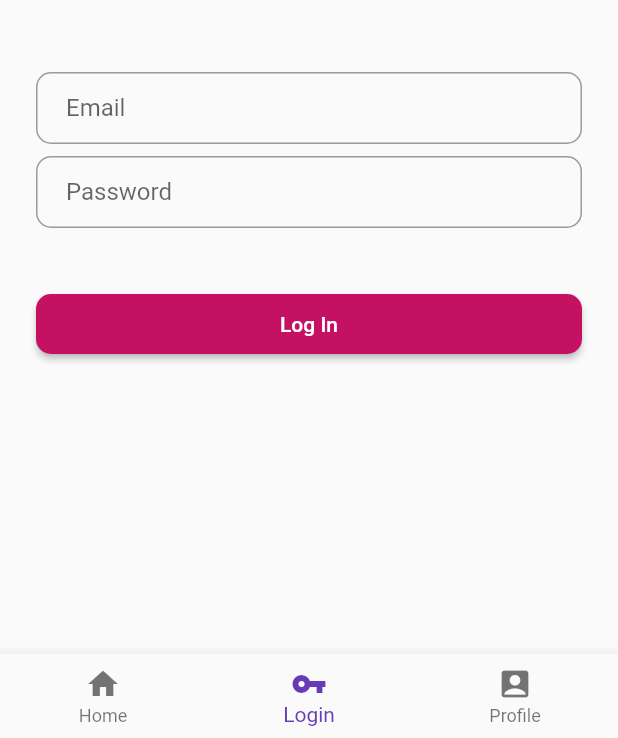
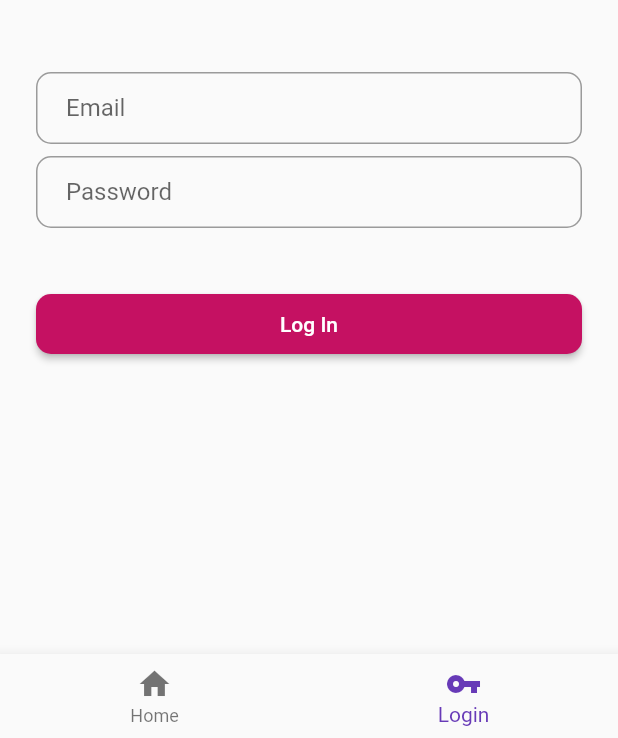
Before and after one commit to Besslan/FlutterApp, a Flutter app: the screen it shows after launch, item 2 of the bottom bar chosen, after a tap on "Log In", on a phone screen of 412 x 824 dp, the part 498-1236 px from its top. Run offline on Flutter 3.47's test engine with Material 2 defaults, Android fonts, the phone set to English and light mode, and no system bars; our stand-ins replace firebase_auth; accounts and stored records are empty; network calls fail.

Commit message:
refactor profile way of acess, only after logging in

```diff
--- a/lib/main.dart
+++ b/lib/main.dart
@@ -1,7 +1,7 @@
 import 'package:flutter/material.dart';
 import 'src/home.dart';
 import 'src/sprints/functions.dart';
-import 'src/profile.dart';
+
 
 void main() => runApp(MyApp());
 
@@ -33,13 +33,13 @@ class MyApp extends StatelessWidget {
       },
     );
     }
-     else if (settings.name == '/Profile') {
-      return MaterialPageRoute(
-      builder: (context) {
-        return Profile();
-      },
-    );
-    }
+    //  else if (settings.name == '/Profile') {
+    //   return MaterialPageRoute(
+    //   builder: (context) {
+    //     return Profile();
+    //   },
+    // );
+    // }
     return   MaterialPageRoute(
       builder: (context) {
         return HomePage();
--- a/lib/src/login.dart
+++ b/lib/src/login.dart
@@ -1,5 +1,6 @@
 import 'package:flutter/material.dart';
 import 'package:firebase_auth/firebase_auth.dart';
+import 'profile.dart';
 
 class LoginPage extends StatefulWidget {
   @override
@@ -13,8 +14,6 @@ class LoginPageState extends State<LoginPage> {
 
   TextEditingController emailController = TextEditingController();
   TextEditingController passwordController = TextEditingController();
-
-
 
   @override
   Widget build(BuildContext context) {
@@ -86,17 +85,18 @@ class LoginPageState extends State<LoginPage> {
         ),
       );
     } else {
-      return
-      Text('already logged in');
+      return Text('already logged in');
     }
   }
-
 
   Future<void> signIn() async {
     try {
       FirebaseUser user = await FirebaseAuth.instance
           .signInWithEmailAndPassword(email: email, password: passwprd);
-      // Navigator.pushNamed(context, '/Profile');
+      Navigator.push(
+        context,
+        MaterialPageRoute(builder: (context) => Profile(user:user)),
+      );
     } catch (err) {
       print(err.message);
     }
--- a/lib/src/navigation.dart
+++ b/lib/src/navigation.dart
@@ -15,7 +15,7 @@ class NavigationState extends State<Navigation> {
   final _widgetOptions = [
     HomePageBody(),
     LoginPage(),
-    Profile(),
+    // Profile(),
   ];
 
   @override
@@ -35,8 +35,8 @@ class NavigationState extends State<Navigation> {
           BottomNavigationBarItem(icon: Icon(Icons.home), title: Text('Home')),
           BottomNavigationBarItem(
               icon: Icon(Icons.vpn_key), title: Text('Login')),
-          BottomNavigationBarItem(
-              icon: Icon(Icons.account_box), title: Text('Profile')),
+          // BottomNavigationBarItem(
+          //     icon: Icon(Icons.account_box), title: Text('Profile')),
         ],
         currentIndex: _selectedIndex,
         fixedColor: Colors.deepPurple,
```
Also changed, not shown: lib/src/profile.dart (+16 -14 lines).
